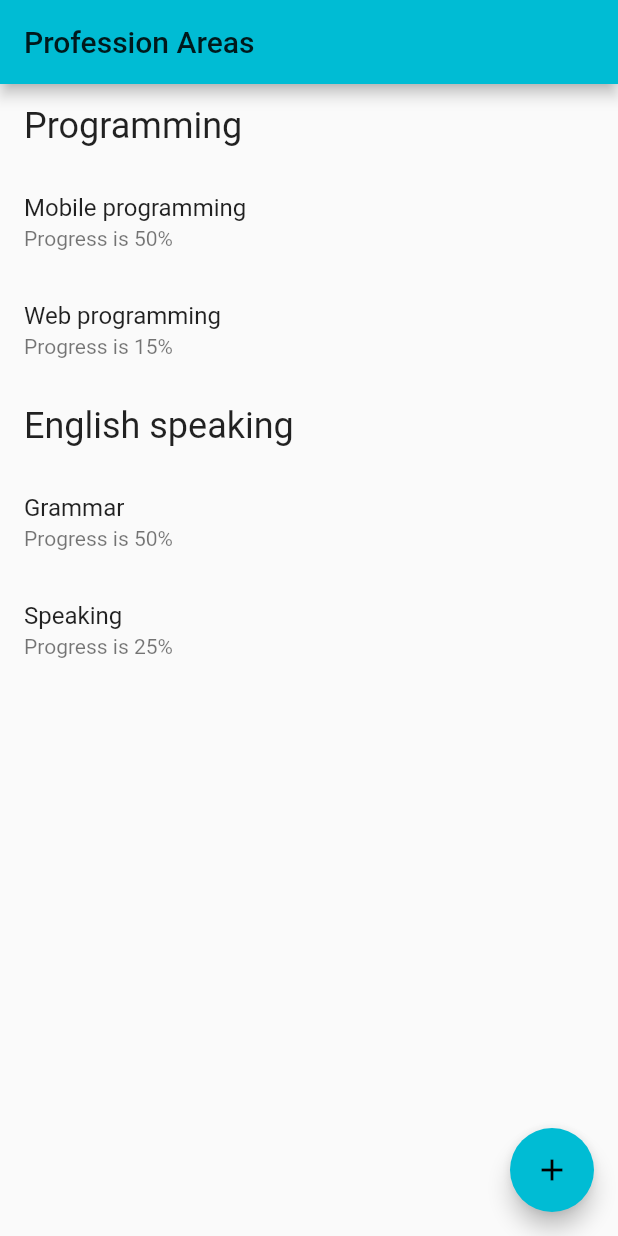
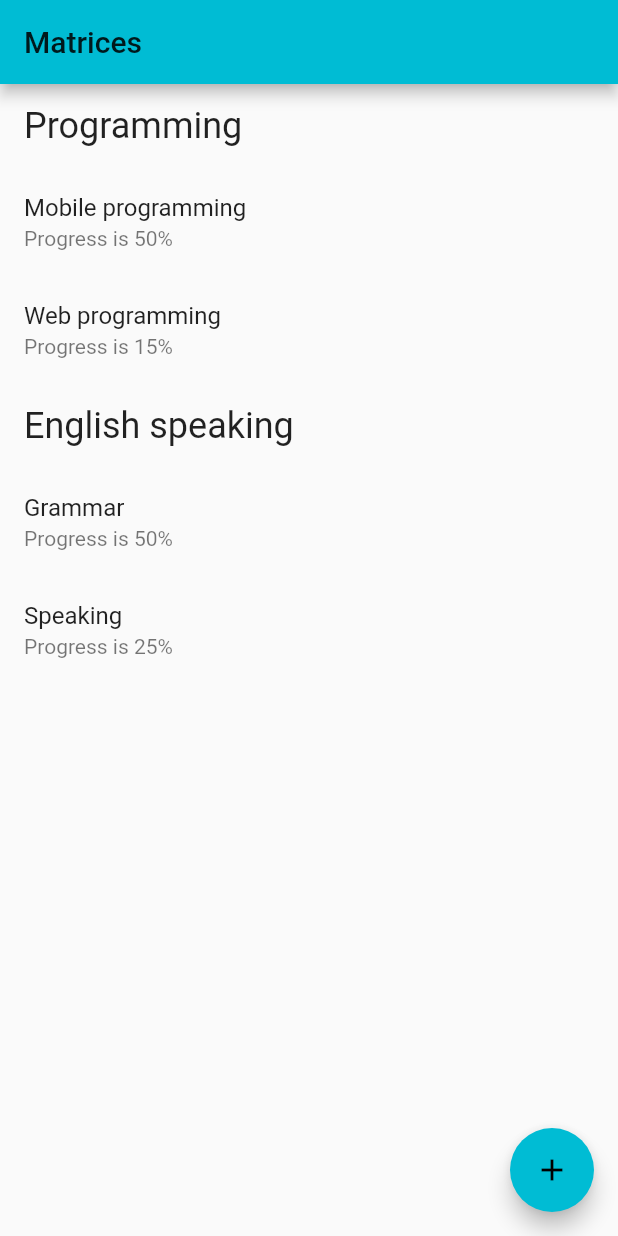
Before and after one commit to YuryKorotin/CompetencyMatrix, a Flutter app: the screen it shows after launch, on a phone screen of 412 x 824 dp. Run offline on Flutter 3.47's test engine with Material 2 defaults, Android fonts, the phone set to English and light mode, and no system bars.

Commit message:
Change name of home screen

```diff
--- a/lib/main.dart
+++ b/lib/main.dart
@@ -41,7 +41,7 @@ class CompetencyMatrixApp extends StatelessWidget {
       theme: ThemeData(
         primarySwatch: Colors.cyan,
       ),
-      home: MyHomePage(title: 'Profession Areas', items: items),
+      home: MyHomePage(title: 'Matrices', items: items),
     );
   }
 }
```
